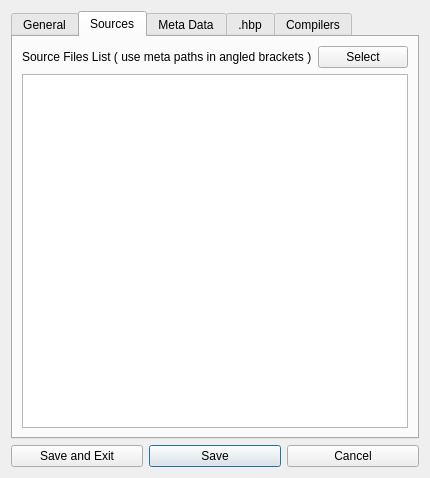
harbour/core, file harbour/contrib/hbide/resources/projectproperties.ui: the form before one commit.
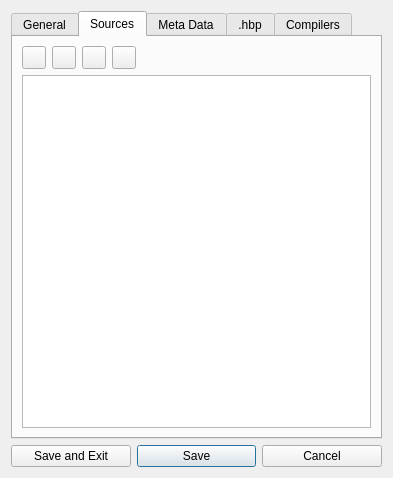
The form after the commit. The open tabs and pages were chosen to show the change.

Commit message: 2010-01-11 08:12 UTC-0800 Pritpal Bedi (pritpal@vouchcac.com)   + contrib/hbide/resources/findsource.ui     %+ TOBE implemented in "Sources List" tabpage of "Project Properties" dialog.

The edit to the form file:
```diff
--- a/harbour/contrib/hbide/resources/projectproperties.ui
+++ b/harbour/contrib/hbide/resources/projectproperties.ui
@@ -271,33 +271,7 @@
        <string>Sources</string>
       </attribute>
       <layout class="QGridLayout" name="gridLayout_2">
-       <item row="0" column="0">
-        <widget class="QLabel" name="label_10">
-         <property name="text">
-          <string>Source Files List ( use meta paths in angled brackets )</string>
-         </property>
-        </widget>
-       </item>
-       <item row="0" column="1">
-        <widget class="QPushButton" name="buttonSelect">
-         <property name="sizePolicy">
-          <sizepolicy hsizetype="Fixed" vsizetype="Fixed">
-           <horstretch>0</horstretch>
-           <verstretch>0</verstretch>
-          </sizepolicy>
-         </property>
-         <property name="minimumSize">
-          <size>
-           <width>90</width>
-           <height>0</height>
-          </size>
-         </property>
-         <property name="text">
-          <string>Select</string>
-         </property>
-        </widget>
-       </item>
-       <item row="1" column="0" colspan="2">
+       <item row="1" column="1" colspan="11">
         <widget class="QPlainTextEdit" name="editSources">
          <property name="toolTip">
           <string>&lt;!DOCTYPE HTML PUBLIC &quot;-//W3C//DTD HTML 4.0//EN&quot; &quot;http://www.w3.org/TR/REC-html40/strict.dtd&quot;&gt;
@@ -317,6 +291,46 @@
          </property>
         </widget>
        </item>
+       <item row="0" column="1">
+        <widget class="QToolButton" name="buttonSelect">
+         <property name="toolTip">
+          <string>Select Sources</string>
+         </property>
+         <property name="text">
+          <string/>
+         </property>
+        </widget>
+       </item>
+       <item row="0" column="2">
+        <widget class="QToolButton" name="buttonSort">
+         <property name="toolTip">
+          <string>Sort by Ascending Order</string>
+         </property>
+         <property name="text">
+          <string/>
+         </property>
+        </widget>
+       </item>
+       <item row="0" column="3">
+        <widget class="QToolButton" name="buttonSortZA">
+         <property name="toolTip">
+          <string>Sort by Descending Order</string>
+         </property>
+         <property name="text">
+          <string/>
+         </property>
+        </widget>
+       </item>
+       <item row="0" column="4">
+        <widget class="QToolButton" name="buttonSortOrg">
+         <property name="toolTip">
+          <string>Organize by Type and Sort Ascending</string>
+         </property>
+         <property name="text">
+          <string/>
+         </property>
+        </widget>
+       </item>
       </layout>
      </widget>
      <widget class="QWidget" name="tab">
```
Left out of the diff: 1 changed line with no effect on the pictures. The commit also changes 5 other files.
